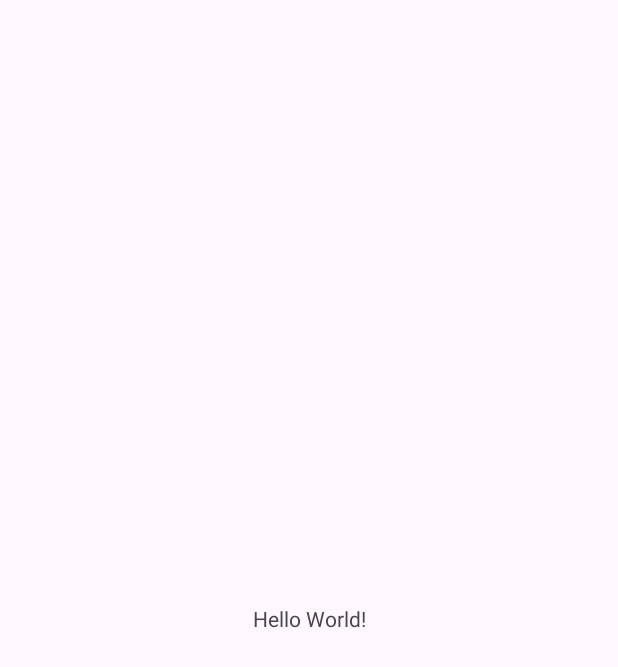
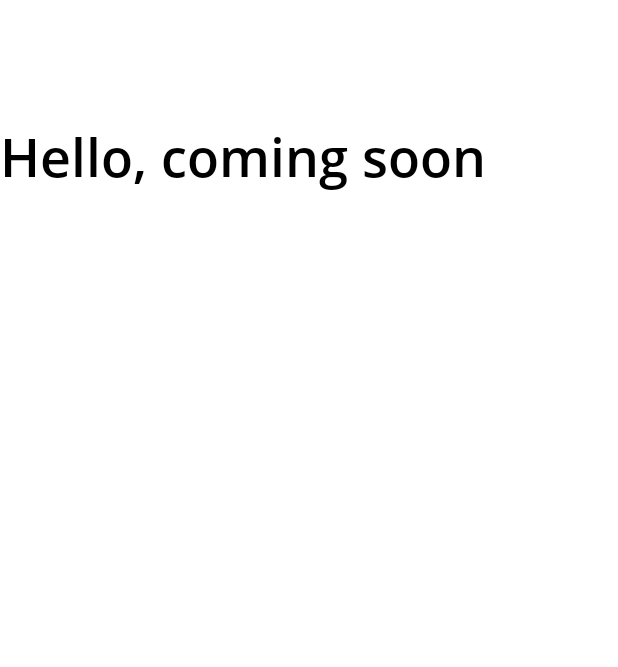
Before and after one commit to asifff009/Nexera, an Android app: the screen it shows after launch (MainActivity), on a phone screen of 412 x 824 dp. Before the commit the part shown is almost empty. Shown: the top 667 px of the screen. Run offline under Robolectric (Android 15) with nearby library versions, the phone set to English and light mode, and no system bars.

Commit message:
Commit 2

```diff
--- a/app/src/main/java/com/asif/stepupbd/MainActivity.java
+++ b/app/src/main/java/com/asif/stepupbd/MainActivity.java
@@ -1,6 +1,10 @@
 package com.asif.stepupbd;
 
+import android.annotation.SuppressLint;
+import android.content.Intent;
+import android.net.Uri;
 import android.os.Bundle;
+import android.widget.TextView;
 
 import androidx.activity.EdgeToEdge;
 import androidx.appcompat.app.AppCompatActivity;
@@ -8,17 +12,34 @@ import androidx.core.graphics.Insets;
 import androidx.core.view.ViewCompat;
 import androidx.core.view.WindowInsetsCompat;
 
+import java.security.AccessController;
+
 public class MainActivity extends AppCompatActivity {
 
+    TextView map;
+
+    @SuppressLint("MissingInflatedId")
     @Override
     protected void onCreate(Bundle savedInstanceState) {
         super.onCreate(savedInstanceState);
         EdgeToEdge.enable(this);
         setContentView(R.layout.activity_main);
-        ViewCompat.setOnApplyWindowInsetsListener(findViewById(R.id.main), (v, insets) -> {
-            Insets systemBars = insets.getInsets(WindowInsetsCompat.Type.systemBars());
-            v.setPadding(systemBars.left, systemBars.top, systemBars.right, systemBars.bottom);
-            return insets;
-        });
+
+        map = findViewById(R.id.map);
+
+        // google map code --> jei button a dorkar oi button er set on click er moddhe diye dibo
+        // map er dependency holo : implementation("com.google.maps.android:android-maps-utils:3.10.0")
+
+
+
+        Uri gmmIntentUri = Uri.parse("geo:0,0?q="+"Pingna High School ");
+        Intent mapIntent = new Intent(Intent.ACTION_VIEW, gmmIntentUri);
+        mapIntent.setPackage("com.google.android.apps.maps");
+        map.getContext().startActivity(mapIntent);
+
+
+
+        //=================================================================
+
     }
 }
--- a/app/src/main/res/layout/activity_main.xml
+++ b/app/src/main/res/layout/activity_main.xml
@@ -1,19 +1,30 @@
 <?xml version="1.0" encoding="utf-8"?>
-<androidx.constraintlayout.widget.ConstraintLayout xmlns:android="http://schemas.android.com/apk/res/android"
+<LinearLayout xmlns:android="http://schemas.android.com/apk/res/android"
     xmlns:app="http://schemas.android.com/apk/res-auto"
     xmlns:tools="http://schemas.android.com/tools"
     android:id="@+id/main"
     android:layout_width="match_parent"
     android:layout_height="match_parent"
-    tools:context=".MainActivity">
+    tools:context=".MainActivity"
+    android:orientation="vertical"
+    android:background="#FFFFFF"
+    >
+
+
 
     <TextView
+        android:id="@+id/map"
         android:layout_width="wrap_content"
         android:layout_height="wrap_content"
-        android:text="Hello World!"
-        app:layout_constraintBottom_toBottomOf="parent"
-        app:layout_constraintEnd_toEndOf="parent"
-        app:layout_constraintStart_toStartOf="parent"
-        app:layout_constraintTop_toTopOf="parent" />
+        android:text="Hello, coming soon"
+        android:textSize="35sp"
+        android:layout_marginTop="80dp"
+        android:textColor="#000000"
+        android:textStyle="bold"
+        android:fontFamily="@font/opensans_semibold"
 
-</androidx.constraintlayout.widget.ConstraintLayout>
+        />
+
+
+
+</LinearLayout>
```
